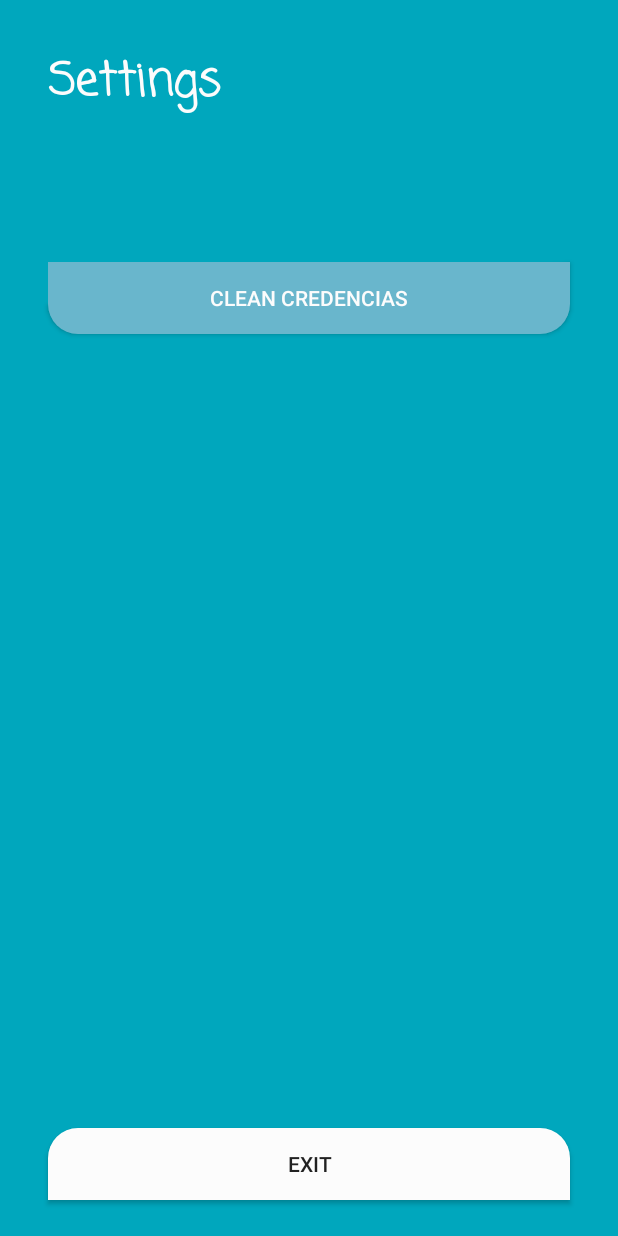
After one commit to FiapWaterClock/WaterClockAndroidApp, an Android app: the fragment SettingsFragment shown on its own in the app's theme, on a phone screen of 412 x 824 dp. The commit adds this screen. Run offline under Robolectric (Android 15) with nearby library versions, the phone set to English and light mode, and no system bars.

Commit message:
View Settings design create

```diff
--- a/WaterClockApp/app/build.gradle
+++ b/WaterClockApp/app/build.gradle
@@ -24,6 +24,7 @@ dependencies {
     implementation fileTree(dir: 'libs', include: ['*.jar'])
     implementation 'androidx.appcompat:appcompat:1.0.2'
     implementation 'de.hdodenhof:circleimageview:2.1.0'
+    implementation 'androidx.legacy:legacy-support-v4:1.0.0'
     testImplementation 'junit:junit:4.12'
     androidTestImplementation 'androidx.test:runner:1.1.0'
     androidTestImplementation 'androidx.test.espresso:espresso-core:3.1.0'
--- a/WaterClockApp/app/src/main/java/br/com/waterclockapp/data/model/LoginModel.kt
+++ b/WaterClockApp/app/src/main/java/br/com/waterclockapp/data/model/LoginModel.kt
@@ -10,5 +10,5 @@ data class LoginModel(
         val userId: Int
 ){
     fun toDomain(username:String, password:String): User =
-            User(username, password, agency, balance, bankAccount, name, userId)
+            User(username, password, name, userId)
 }
--- a/WaterClockApp/app/src/main/java/br/com/waterclockapp/domain/User.kt
+++ b/WaterClockApp/app/src/main/java/br/com/waterclockapp/domain/User.kt
@@ -10,18 +10,12 @@ class User(override var username: String, override var password: String) : UserC
 
     var repository: UserContract.IRepository? = null
 
-    var agency: String? = null
-    var balance: Double? = null
-    var bankAccount: String? = null
     var name: String? = null
     var userId: Int? = null
 
     constructor(parcel: Parcel) : this(
             parcel.readString(),
             parcel.readString()) {
-        agency = parcel.readString()
-        balance = parcel.readValue(Double::class.java.classLoader) as? Double
-        bankAccount = parcel.readString()
         name = parcel.readString()
         userId = parcel.readValue(Int::class.java.classLoader) as? Int
     }
@@ -29,15 +23,9 @@ class User(override var username: String, override var password: String) : UserC
     constructor(
             username: String,
             password: String,
-            agency: String,
-            balance: Double,
-            bankAccount: String,
             name: String,
             userId: Int
     ):this(username, password) {
-        this.agency = agency
-        this.balance = balance
-        this.bankAccount = bankAccount
         this.name = name
         this.userId = userId
     }
@@ -84,16 +72,12 @@ class User(override var username: String, override var password: String) : UserC
             override fun onUnsuccessful(error: String) {
                 listener.onUnsuccessful(error)
             }
-
         })
     }
 
     override fun writeToParcel(parcel: Parcel, flags: Int) {
         parcel.writeString(username)
         parcel.writeString(password)
-        parcel.writeString(agency)
-        parcel.writeValue(balance)
-        parcel.writeString(bankAccount)
         parcel.writeString(name)
         parcel.writeValue(userId)
     }
--- /dev/null
+++ b/WaterClockApp/app/src/main/java/br/com/waterclockapp/ui/settings/SettingsFragment.kt
@@ -0,0 +1,21 @@
+package br.com.waterclockapp.ui.settings
+
+
+import android.os.Bundle
+import androidx.fragment.app.Fragment
+import android.view.LayoutInflater
+import android.view.View
+import android.view.ViewGroup
+
+import br.com.waterclockapp.R
+
+class SettingsFragment : Fragment() {
+
+    override fun onCreateView(inflater: LayoutInflater, container: ViewGroup?,
+                              savedInstanceState: Bundle?): View? {
+        // Inflate the layout for this fragment
+        return inflater.inflate(R.layout.fragment_settings, container, false)
+    }
+
+
+}
--- /dev/null
+++ b/WaterClockApp/app/src/main/res/layout/fragment_settings.xml
@@ -0,0 +1,68 @@
+<?xml version="1.0" encoding="utf-8"?>
+<androidx.constraintlayout.widget.ConstraintLayout xmlns:android="http://schemas.android.com/apk/res/android"
+    xmlns:app="http://schemas.android.com/apk/res-auto"
+    xmlns:tools="http://schemas.android.com/tools"
+    android:layout_width="match_parent"
+    android:layout_height="match_parent"
+    android:background="@color/colorPrimaryDark"
+    tools:context=".ui.settings.SettingsFragment">
+
+
+    <TextView
+        android:id="@+id/textViewSettingsTitle"
+        android:layout_width="0dp"
+        android:layout_height="wrap_content"
+        android:layout_marginStart="32dp"
+        android:layout_marginTop="32dp"
+        android:layout_marginEnd="32dp"
+        android:fontFamily="casual"
+        android:text="@string/settings"
+        android:textAppearance="@style/TextAppearance.AppCompat.Medium"
+        android:textColor="@color/colorWhite"
+        android:textSize="30sp"
+        android:textStyle="bold"
+        app:layout_constraintEnd_toEndOf="parent"
+        app:layout_constraintStart_toStartOf="parent"
+        app:layout_constraintTop_toTopOf="parent" />
+
+    <TextView
+        android:id="@+id/textViewNameSettings"
+        android:layout_width="0dp"
+        android:layout_height="wrap_content"
+        android:layout_marginStart="32dp"
+        android:layout_marginTop="32dp"
+        android:layout_marginEnd="32dp"
+        android:textAlignment="center"
+        android:textColor="@color/colorWhite"
+        android:textSize="24sp"
+        app:layout_constraintEnd_toEndOf="parent"
+        app:layout_constraintStart_toStartOf="parent"
+        app:layout_constraintTop_toBottomOf="@+id/textViewSettingsTitle" />
+
+    <Button
+        android:id="@+id/button"
+        android:layout_width="0dp"
+        android:layout_height="wrap_content"
+        android:layout_marginStart="32dp"
+        android:layout_marginEnd="32dp"
+        android:layout_marginBottom="24dp"
+        android:background="@drawable/text_round_bold"
+        android:text="Exit"
+        app:layout_constraintBottom_toBottomOf="parent"
+        app:layout_constraintEnd_toEndOf="parent"
+        app:layout_constraintStart_toStartOf="parent" />
+
+    <Button
+        android:id="@+id/buttonCleanCredencias"
+        android:layout_width="0dp"
+        android:layout_height="wrap_content"
+        android:layout_marginStart="32dp"
+        android:layout_marginTop="32dp"
+        android:layout_marginEnd="32dp"
+        android:background="@drawable/backgound_round_bold"
+        android:text="Clean Credencias"
+        android:textColor="@color/colorWhite"
+        app:layout_constraintEnd_toEndOf="parent"
+        app:layout_constraintStart_toStartOf="parent"
+        app:layout_constraintTop_toBottomOf="@+id/textViewNameSettings" />
+</androidx.constraintlayout.widget.ConstraintLayout>
--- a/WaterClockApp/app/src/main/res/values/strings.xml
+++ b/WaterClockApp/app/src/main/res/values/strings.xml
@@ -4,4 +4,8 @@
     <string name="prompt_username">Username</string>
     <string name="prompt_password">Password</string>
     <string name="action_sign_in">Sign in</string>
+
+    <!-- TODO: Remove or change this placeholder text -->
+    <string name="hello_blank_fragment">Hello blank fragment</string>
+    <string name="settings">Settings</string>
 </resources>
```
Also changed, not shown: WaterClockApp/app/src/main/assets/mockapi/login.json (+3 -3 lines).
